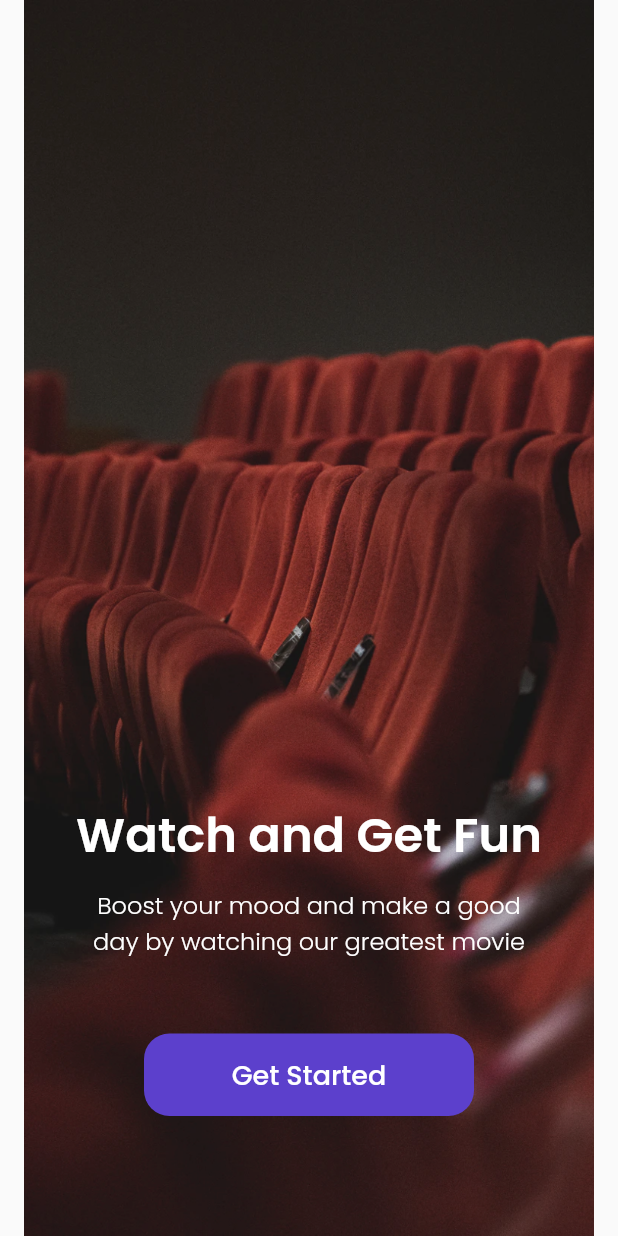
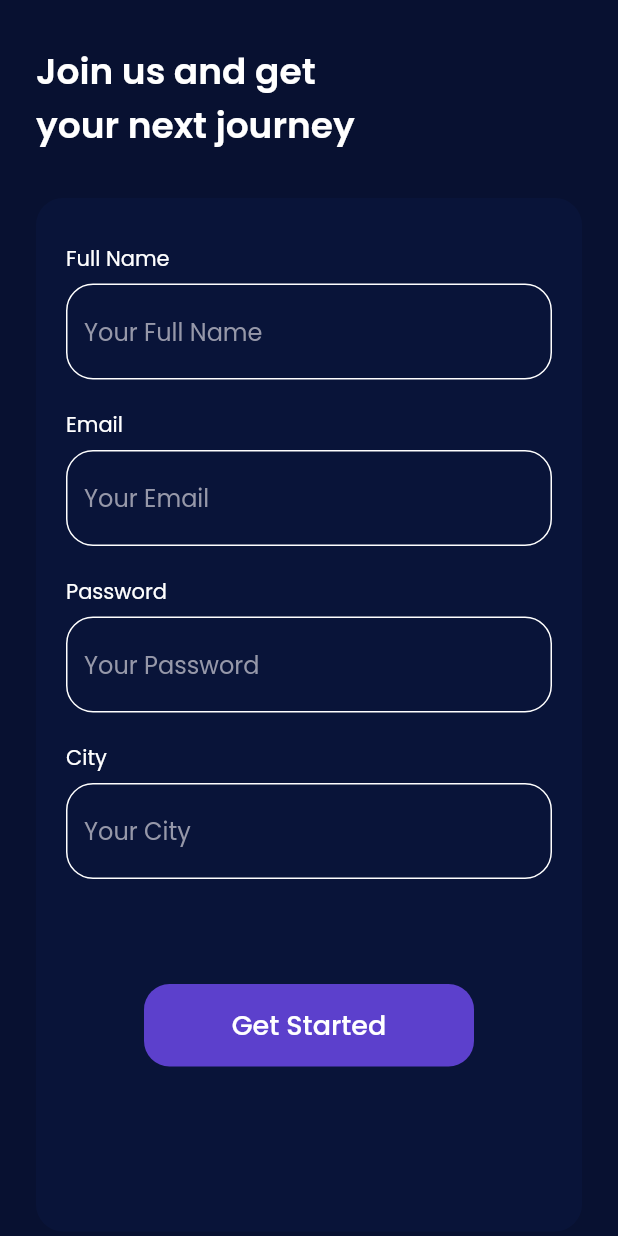
Before and after one commit to JonathanTriC/cinematri_app, a Flutter app: the screen it shows after launch, after a tap on "Get Started", on a phone screen of 412 x 824 dp. Run offline on Flutter 3.47's test engine with Material 2 defaults, Android fonts, the phone set to English and light mode, and no system bars; our stand-ins replace google_fonts.

Commit message:
add sign up page

```diff
--- a/lib/main.dart
+++ b/lib/main.dart
@@ -1,4 +1,5 @@
 import 'package:cinematri_app/ui/pages/get_started_page.dart';
+import 'package:cinematri_app/ui/pages/sign_up_page.dart';
 import 'package:cinematri_app/ui/pages/splash_page.dart';
 import 'package:flutter/material.dart';
 
@@ -16,6 +17,7 @@ class MyApp extends StatelessWidget {
       routes: {
         '/': (context) => const SplashPage(),
         '/get-started': (context) => const GetStarted(),
+        '/sign-up': (context) => const SignUpPage(),
       },
     );
   }
--- a/lib/ui/pages/get_started_page.dart
+++ b/lib/ui/pages/get_started_page.dart
@@ -50,7 +50,12 @@ class GetStarted extends StatelessWidget {
                   width: 220,
                   height: 55,
                   child: TextButton(
-                    onPressed: () {},
+                    onPressed: () {
+                      Navigator.pushNamed(
+                        context,
+                        '/sign-up',
+                      );
+                    },
                     style: TextButton.styleFrom(
                       backgroundColor: kPurpleColor,
                       shape: RoundedRectangleBorder(
--- /dev/null
+++ b/lib/ui/pages/sign_up_page.dart
@@ -0,0 +1,294 @@
+import 'package:cinematri_app/shared/theme.dart';
+import 'package:flutter/material.dart';
+
+class SignUpPage extends StatelessWidget {
+  const SignUpPage({Key? key}) : super(key: key);
+
+  @override
+  Widget build(BuildContext context) {
+    Widget title() {
+      return Container(
+        margin: const EdgeInsets.only(
+          top: 30,
+        ),
+        child: Text(
+          'Join us and get\nyour next journey',
+          style: whiteTextStyle.copyWith(
+            fontSize: 24,
+            fontWeight: semiBold,
+          ),
+        ),
+      );
+    }
+
+    Widget inputSection() {
+      Widget nameInput() {
+        return Container(
+          margin: const EdgeInsets.only(
+            bottom: 20,
+          ),
+          child: Column(
+            crossAxisAlignment: CrossAxisAlignment.start,
+            children: [
+              Text(
+                'Full Name',
+                style: whiteTextStyle,
+              ),
+              const SizedBox(
+                height: 6,
+              ),
+              TextFormField(
+                cursorColor: kWhiteColor,
+                style: whiteTextStyle,
+                decoration: InputDecoration(
+                  hintText: 'Your Full Name',
+                  hintStyle: greyTextStyle,
+                  enabledBorder: OutlineInputBorder(
+                    borderRadius: BorderRadius.circular(
+                      defaultRadius,
+                    ),
+                    borderSide: BorderSide(
+                      color: kWhiteColor,
+                    ),
+                  ),
+                  focusedBorder: OutlineInputBorder(
+                    borderRadius: BorderRadius.circular(
+                      defaultRadius,
+                    ),
+                    borderSide: BorderSide(
+                      color: kPurpleColor,
+                    ),
+                  ),
+                ),
+              ),
+            ],
+          ),
+        );
+      }
+
+      Widget emailInput() {
+        return Container(
+          margin: const EdgeInsets.only(
+            bottom: 20,
+          ),
+          child: Column(
+            crossAxisAlignment: CrossAxisAlignment.start,
+            children: [
+              Text(
+                'Email',
+                style: whiteTextStyle,
+              ),
+              const SizedBox(
+                height: 6,
+              ),
+              TextFormField(
+                cursorColor: kWhiteColor,
+                style: whiteTextStyle,
+                decoration: InputDecoration(
+                  hintText: 'Your Email',
+                  hintStyle: greyTextStyle,
+                  enabledBorder: OutlineInputBorder(
+                    borderRadius: BorderRadius.circular(
+                      defaultRadius,
+                    ),
+                    borderSide: BorderSide(
+                      color: kWhiteColor,
+                    ),
+                  ),
+                  focusedBorder: OutlineInputBorder(
+                    borderRadius: BorderRadius.circular(
+                      defaultRadius,
+                    ),
+                    borderSide: BorderSide(
+                      color: kPurpleColor,
+                    ),
+                  ),
+                ),
+              ),
+            ],
+          ),
+        );
+      }
+
+      Widget passwordInput() {
+        return Container(
+          margin: const EdgeInsets.only(
+            bottom: 20,
+          ),
+          child: Column(
+            crossAxisAlignment: CrossAxisAlignment.start,
+            children: [
+              Text(
+                'Password',
+                style: whiteTextStyle,
+              ),
+              const SizedBox(
+                height: 6,
+              ),
+              TextFormField(
+                cursorColor: kWhiteColor,
+                style: whiteTextStyle,
+                obscureText: true,
+                decoration: InputDecoration(
+                  hintText: 'Your Password',
+                  hintStyle: greyTextStyle,
+                  enabledBorder: OutlineInputBorder(
+                    borderRadius: BorderRadius.circular(
+                      defaultRadius,
+                    ),
+                    borderSide: BorderSide(
+                      color: kWhiteColor,
+                    ),
+                  ),
+                  focusedBorder: OutlineInputBorder(
+                    borderRadius: BorderRadius.circular(
+                      defaultRadius,
+                    ),
+                    borderSide: BorderSide(
+                      color: kPurpleColor,
+                    ),
+                  ),
+                ),
+              ),
+            ],
+          ),
+        );
+      }
+
+      Widget cityInput() {
+        return Container(
+          margin: const EdgeInsets.only(
+            bottom: 20,
+          ),
+          child: Column(
+            crossAxisAlignment: CrossAxisAlignment.start,
+            children: [
+              Text(
+                'City',
+                style: whiteTextStyle,
+              ),
+              const SizedBox(
+                height: 6,
+              ),
+              TextFormField(
+                cursorColor: kWhiteColor,
+                style: whiteTextStyle,
+                decoration: InputDecoration(
+                  hintText: 'Your City',
+                  hintStyle: greyTextStyle,
+                  enabledBorder: OutlineInputBorder(
+                    borderRadius: BorderRadius.circular(
+                      defaultRadius,
+                    ),
+                    borderSide: BorderSide(
+                      color: kWhiteColor,
+                    ),
+                  ),
+                  focusedBorder: OutlineInputBorder(
+                    borderRadius: BorderRadius.circular(
+                      defaultRadius,
+                    ),
+                    borderSide: BorderSide(
+                      color: kPurpleColor,
+                    ),
+                  ),
+                ),
+              ),
+            ],
+          ),
+        );
+      }
+
+      Widget submitButton() {
+        return Container(
+          margin: const EdgeInsets.only(
+            top: 50,
+            bottom: 80,
+          ),
+          width: 220,
+          height: 55,
+          child: TextButton(
+            onPressed: () {},
+            style: TextButton.styleFrom(
+              backgroundColor: kPurpleColor,
+              shape: RoundedRectangleBorder(
+                borderRadius: BorderRadius.circular(17),
+              ),
+            ),
+            child: Text(
+              'Get Started',
+              style: whiteTextStyle.copyWith(
+                fontSize: 18,
+                fontWeight: medium,
+              ),
+            ),
+          ),
+        );
+      }
+
+      return Container(
+        margin: const EdgeInsets.only(
+          top: 30,
+        ),
+        padding: const EdgeInsets.symmetric(
+          vertical: 30,
+          horizontal: 20,
+        ),
+        decoration: BoxDecoration(
+          color: kDarkBlueColor,
+          borderRadius: BorderRadius.circular(
+            defaultRadius,
+          ),
+        ),
+        child: Column(
+          children: [
+            nameInput(),
+            emailInput(),
+            passwordInput(),
+            cityInput(),
+            submitButton(),
+          ],
+        ),
+      );
+    }
+
+    Widget signInButton() {
+      return GestureDetector(
+        onTap: () {
+          Navigator.pushNamed(context, '/sign-in');
+        },
+        child: Container(
+          alignment: Alignment.center,
+          margin: const EdgeInsets.only(
+            top: 50,
+            bottom: 73,
+          ),
+          child: Text(
+            'Have an account? Sign In',
+            style: greyTextStyle.copyWith(
+              fontSize: 16,
+              fontWeight: light,
+              decoration: TextDecoration.underline,
+            ),
+          ),
+        ),
+      );
+    }
+
+    return Scaffold(
+      backgroundColor: kPrimaryColor,
+      body: SafeArea(
+        child: ListView(
+          padding: EdgeInsets.symmetric(
+            horizontal: defaultMargin,
+          ),
+          children: [
+            title(),
+            inputSection(),
+            signInButton(),
+          ],
+        ),
+      ),
+    );
+  }
+}
```
